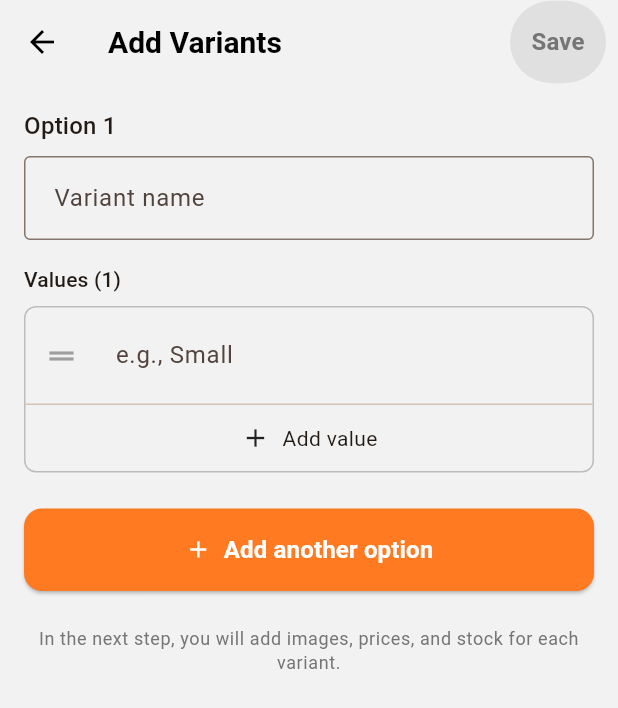
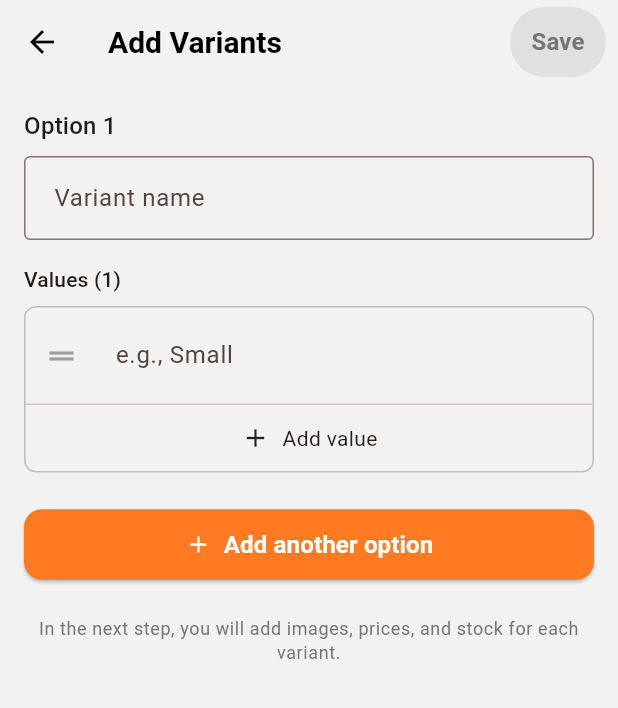
Before and after one commit to SimpliMinimalist/project, a Flutter app: the AddVariantsScreen screen opened directly, on a phone screen of 412 x 824 dp. Shown: the top 708 px of the screen. Run offline on Flutter 3.47's test engine with Material 3 defaults, Android fonts, the phone set to English and light mode, and no system bars; our stand-ins replace carousel_slider, flutter_svg, go_router, google_fonts, image_picker, pinput and 1 more.

Commit message:
Adjusted ElevatedButton vertical padding in theme to reduce button height.

```diff
--- a/lib/core/theme.dart
+++ b/lib/core/theme.dart
@@ -1,4 +1,3 @@
-
 import 'package:flutter/material.dart';
 import 'package:flutter/services.dart';
 import 'package:google_fonts/google_fonts.dart';
@@ -42,7 +41,7 @@ final ThemeData appTheme = ThemeData(
       shape: RoundedRectangleBorder(
         borderRadius: BorderRadius.circular(12.0),
       ),
-      padding: const EdgeInsets.symmetric(vertical: 16.0),
+      padding: const EdgeInsets.symmetric(vertical: 12.0),
     ),
   ),
   inputDecorationTheme: InputDecorationTheme(
```
